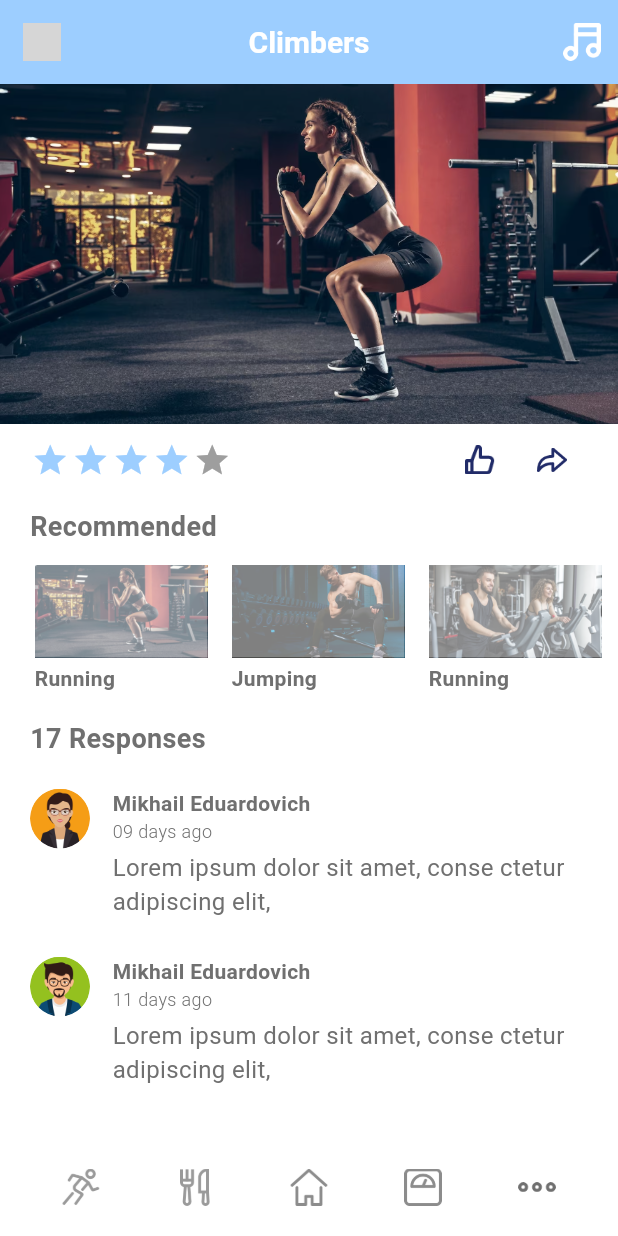
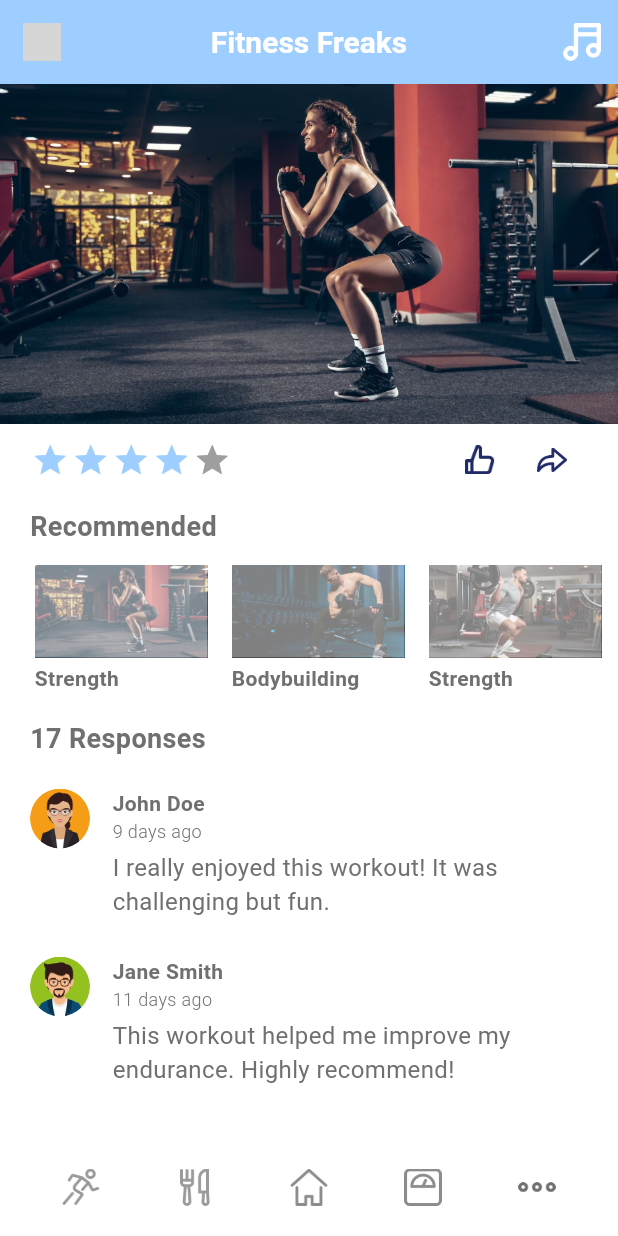
Before and after one commit to amankidwai88/Fitness_App_Bad, a Flutter app: the WorkoutDetailView screen opened directly, on a phone screen of 412 x 824 dp. Run offline on Flutter 3.47's test engine with Material 3 defaults, Android fonts, the phone set to English and light mode, and no system bars; drawn by our look-alikes of flutter_rating_bar; our stand-ins replace animated_toggle_switch, bloc, camera, cloud_firestore, equatable, firebase_auth and 5 more; missing offline and left inert: dotted_dashed_line, simple_animation_progress_bar, tflite_flutter; accounts and stored records are empty; grey boxes are pictures that could not be loaded.

Commit message:
new images added

```diff
--- a/Flutter_FinalProject-master/lib/screens/exercise/workout_detail_view.dart
+++ b/Flutter_FinalProject-master/lib/screens/exercise/workout_detail_view.dart
@@ -13,42 +13,44 @@ class WorkoutDetailView extends StatefulWidget {
 
 class _WorkoutDetailViewState extends State<WorkoutDetailView> {
   List workArr = [
-    {"name": "Running", "image": "assets/img/1.png"},
-    {"name": "Jumping", "image": "assets/img/2.png"},
+    {"name": "Strength", "image": "assets/img/1.png"},
+    {"name": "Bodybuilding", "image": "assets/img/2.png"},
     {
-      "name": "Running",
-      "image": "assets/img/5.png",
+      "name": "Strength",
+      "image": "assets/img/newimage.jpg",
     },
     {
-      "name": "Jumping",
+      "name": "Bodybuilding",
       "image": "assets/img/3.png",
     },
   ];
 
   List responseArr = [
     {
-      "name": "Mikhail Eduardovich",
-      "time": "09 days ago",
+      "name": "John Doe",
+      "time": "9 days ago",
       "image": "assets/img/u2.png",
-      "message": "Lorem ipsum dolor sit amet, conse ctetur adipiscing elit,"
+      "message": "I really enjoyed this workout! It was challenging but fun."
     },
     {
-      "name": "Mikhail Eduardovich",
+      "name": "Jane Smith",
       "time": "11 days ago",
       "image": "assets/img/u1.png",
-      "message": "Lorem ipsum dolor sit amet, conse ctetur adipiscing elit,"
+      "message":
+          "This workout helped me improve my endurance. Highly recommend!"
     },
     {
-      "name": "Mikhail Eduardovich",
+      "name": "Mike Johnson",
       "time": "12 days ago",
       "image": "assets/img/u2.png",
-      "message": "Lorem ipsum dolor sit amet, conse ctetur adipiscing elit,"
+      "message": "Great workout routine. It's perfect for beginners."
     },
     {
-      "name": "Mikhail Eduardovich",
+      "name": "Sarah Thompson",
       "time": "13 days ago",
       "image": "assets/img/u1.png",
-      "message": "Lorem ipsum dolor sit amet, conse ctetur adipiscing elit,"
+      "message":
+          "I love this workout! It's a great way to stay active and healthy."
     }
   ];
 
@@ -70,7 +72,7 @@ class _WorkoutDetailViewState extends State<WorkoutDetailView> {
               height: 25,
             )),
         title: Text(
-          "Climbers",
+          "Fitness Freaks",
           style: TextStyle(
               color: TColor.white, fontSize: 20, fontWeight: FontWeight.w700),
         ),
```
Also changed, not shown: Flutter_FinalProject-master/assets/img/newimage.jpg (added).
